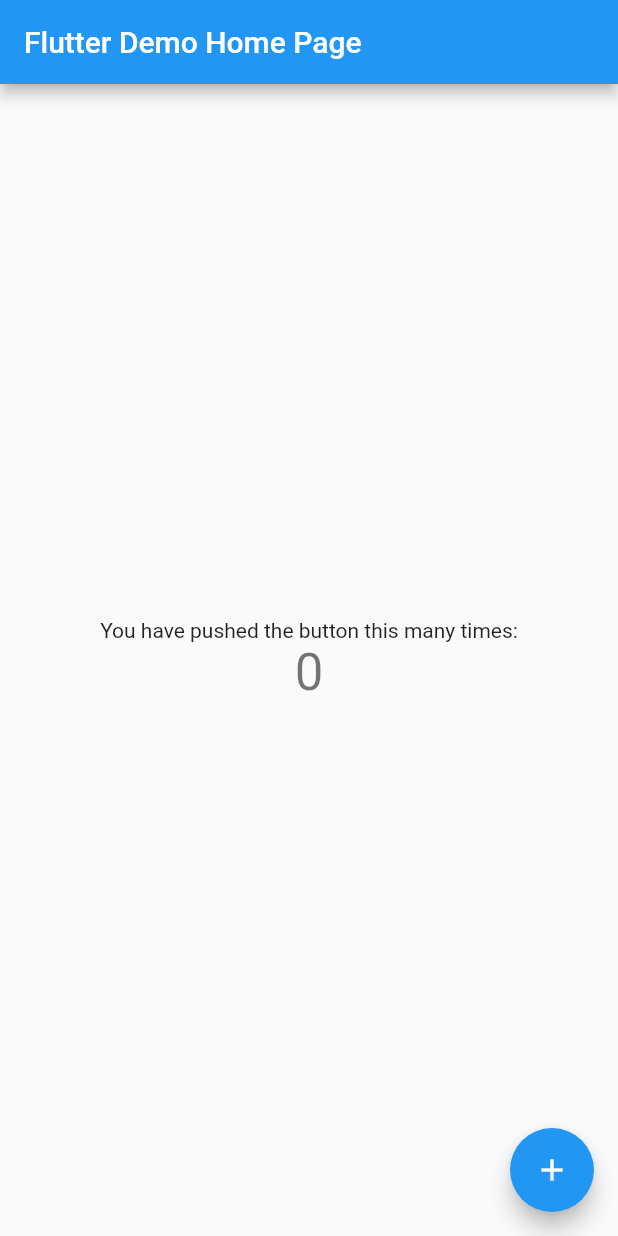
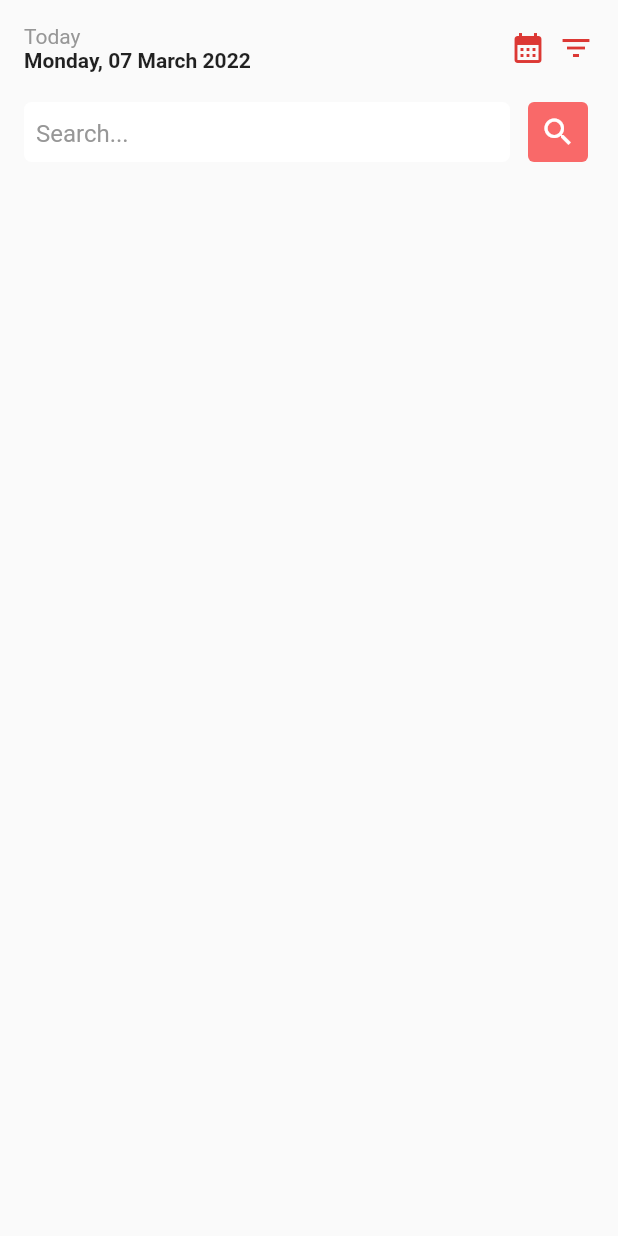
Before and after one commit to ndkhoa200400/AdvancedMobile-TodoApp, a Flutter app: the screen it shows after launch, on a phone screen of 412 x 824 dp. Run offline on Flutter 3.47's test engine with Material 2 defaults, Android fonts, the phone set to English and light mode, and no system bars.

Commit message:
Add home screen with title and search bar

```diff
--- /dev/null
+++ b/lib/common/search_bar.dart
@@ -0,0 +1,58 @@
+import 'package:flutter/material.dart';
+import 'package:todo_app/constants/app_colors.dart';
+import 'package:todo_app/constants/style.dart';
+
+class SearchBar extends StatelessWidget {
+  final TextEditingController searchController;
+  const SearchBar({required this.searchController});
+
+  @override
+  Widget build(BuildContext context) {
+    return Row(
+      children: [
+        Expanded(
+          child: Container(
+            alignment: Alignment.centerLeft,
+            height: 40,
+            padding: const EdgeInsets.only(left: 8),
+            decoration: BoxDecoration(
+                color: AppColors.white,
+                borderRadius: BorderRadius.circular(borderRadius)),
+            child: TextField(
+              controller: searchController,
+              decoration: const InputDecoration(
+                  border: InputBorder.none,
+                  hintText: "Search...",
+                  hintStyle: TextStyle(color: AppColors.gray)),
+            ),
+          ),
+        ),
+        const SizedBox(
+          width: 8,
+        ),
+        // search button
+        renderSearchButton()
+      ],
+    );
+  }
+
+  Widget renderSearchButton() {
+    return TextButton(
+      onPressed: () {},
+      style: TextButton.styleFrom(
+        backgroundColor: AppColors.pink,
+        minimumSize: Size.zero,
+        padding: EdgeInsets.zero,
+      ),
+      child: Container(
+        alignment: Alignment.center,
+        height: 40,
+        width: 40,
+        decoration: BoxDecoration(
+          borderRadius: BorderRadius.circular(borderRadius),
+        ),
+        child: const Center(child: Icon(Icons.search, color: AppColors.white)),
+      ),
+    );
+  }
+}
--- /dev/null
+++ b/lib/constants/app_colors.dart
@@ -0,0 +1,17 @@
+import 'package:flutter/material.dart';
+
+class AppColors {
+
+  static const Color coral = Color(0xFFFC9998);
+  static const Color pink = Color(0xFFF96969);
+  static const Color red = Color(0xFFDC3834);
+
+  static const Color white = Colors.white;
+
+  static const Color black = Colors.black;
+
+  static const Color background = Color(0xFFF6F5F4);
+
+  static const Color gray = Color(0xFF979797);
+
+}
--- /dev/null
+++ b/lib/constants/style.dart
@@ -0,0 +1 @@
+const double borderRadius = 5;
--- a/lib/main.dart
+++ b/lib/main.dart
@@ -1,10 +1,13 @@
 import 'package:flutter/material.dart';
+import 'package:todo_app/constants/app_colors.dart';
+import 'package:todo_app/screens/home.dart';
 
 void main() {
   runApp(const MyApp());
 }
 
 class MyApp extends StatelessWidget {
+
   const MyApp({Key? key}) : super(key: key);
 
   // This widget is the root of your application.
@@ -12,6 +15,7 @@ class MyApp extends StatelessWidget {
   Widget build(BuildContext context) {
     return MaterialApp(
       title: 'Flutter Demo',
+      debugShowCheckedModeBanner: false,
       theme: ThemeData(
         // This is the theme of your application.
         //
@@ -23,93 +27,9 @@ class MyApp extends StatelessWidget {
         // Notice that the counter didn't reset back to zero; the application
         // is not restarted.
         primarySwatch: Colors.blue,
+        backgroundColor: AppColors.background
       ),
-      home: const MyHomePage(title: 'Flutter Demo Home Page'),
+      home: const HomeScreen(),
     );
   }
 }
-
-class MyHomePage extends StatefulWidget {
-  const MyHomePage({Key? key, required this.title}) : super(key: key);
-
-  // This widget is the home page of your application. It is stateful, meaning
-  // that it has a State object (defined below) that contains fields that affect
-  // how it looks.
-
-  // This class is the configuration for the state. It holds the values (in this
-  // case the title) provided by the parent (in this case the App widget) and
-  // used by the build method of the State. Fields in a Widget subclass are
-  // always marked "final".
-
-  final String title;
-
-  @override
-  State<MyHomePage> createState() => _MyHomePageState();
-}
-
-class _MyHomePageState extends State<MyHomePage> {
-  int _counter = 0;
-
-  void _incrementCounter() {
-    setState(() {
-      // This call to setState tells the Flutter framework that something has
-      // changed in this State, which causes it to rerun the build method below
-      // so that the display can reflect the updated values. If we changed
-      // _counter without calling setState(), then the build method would not be
-      // called again, and so nothing would appear to happen.
-      _counter++;
-    });
-  }
-
-  @override
-  Widget build(BuildContext context) {
-    // This method is rerun every time setState is called, for instance as done
-    // by the _incrementCounter method above.
-    //
-    // The Flutter framework has been optimized to make rerunning build methods
-    // fast, so that you can just rebuild anything that needs updating rather
-    // than having to individually change instances of widgets.
-    return Scaffold(
-      appBar: AppBar(
-        // Here we take the value from the MyHomePage object that was created by
-        // the App.build method, and use it to set our appbar title.
-        title: Text(widget.title),
-      ),
-      body: Center(
-        // Center is a layout widget. It takes a single child and positions it
-        // in the middle of the parent.
-        child: Column(
-          // Column is also a layout widget. It takes a list of children and
-          // arranges them vertically. By default, it sizes itself to fit its
-          // children horizontally, and tries to be as tall as its parent.
-          //
-          // Invoke "debug painting" (press "p" in the console, choose the
-          // "Toggle Debug Paint" action from the Flutter Inspector in Android
-          // Studio, or the "Toggle Debug Paint" command in Visual Studio Code)
-          // to see the wireframe for each widget.
-          //
-          // Column has various properties to control how it sizes itself and
-          // how it positions its children. Here we use mainAxisAlignment to
-          // center the children vertically; the main axis here is the vertical
-          // axis because Columns are vertical (the cross axis would be
-          // horizontal).
-          mainAxisAlignment: MainAxisAlignment.center,
-          children: <Widget>[
-            const Text(
-              'You have pushed the button this many times:',
-            ),
-            Text(
-              '$_counter',
-              style: Theme.of(context).textTheme.headline4,
-            ),
-          ],
-        ),
-      ),
-      floatingActionButton: FloatingActionButton(
-        onPressed: _incrementCounter,
-        tooltip: 'Increment',
-        child: const Icon(Icons.add),
-      ), // This trailing comma makes auto-formatting nicer for build methods.
-    );
-  }
-}
--- /dev/null
+++ b/lib/models/todo_item.dart
@@ -0,0 +1,4 @@
+
+class TodoItem {
+
+}
--- /dev/null
+++ b/lib/screens/home.dart
@@ -0,0 +1,65 @@
+import 'package:flutter/material.dart';
+import 'package:todo_app/common/search_bar.dart';
+import 'package:todo_app/constants/app_colors.dart';
+
+class HomeScreen extends StatefulWidget {
+  const HomeScreen({Key? key}) : super(key: key);
+
+  @override
+  State<HomeScreen> createState() => _HomeScreenState();
+}
+
+class _HomeScreenState extends State<HomeScreen> {
+
+  final TextEditingController _searchController = TextEditingController();
+
+  @override
+  Widget build(BuildContext context) {
+    return Scaffold(
+      body: Padding(
+        padding: const EdgeInsets.all(16),
+        child: Column(
+          children: [
+            // title
+            Row(
+              mainAxisAlignment: MainAxisAlignment.spaceBetween,
+              children: [
+                renderTitle(),
+                // calendar and filter
+                Row(
+                  children: const [
+                    Icon(
+                      Icons.calendar_month,
+                      color: AppColors.red,
+                    ),
+                    SizedBox(width: 8,),
+                    Icon(
+                      Icons.filter_list,
+                      color: AppColors.red,
+                    ),
+                  ],
+                )
+              ],
+            ),
+            const SizedBox(height: 16,),
+            SearchBar(searchController: _searchController)
+          ],
+        ),
+      ),
+    );
+  }
+
+  Widget renderTitle() {
+    return Column(
+      crossAxisAlignment: CrossAxisAlignment.start,
+      children: const[
+         Text('Today',
+            style: TextStyle(color: AppColors.gray, fontSize: 14)),
+        Text(
+          'Monday, 07 March 2022',
+          style: TextStyle(fontWeight: FontWeight.bold, fontSize: 14),
+        )
+      ],
+    );
+  }
+}
```
